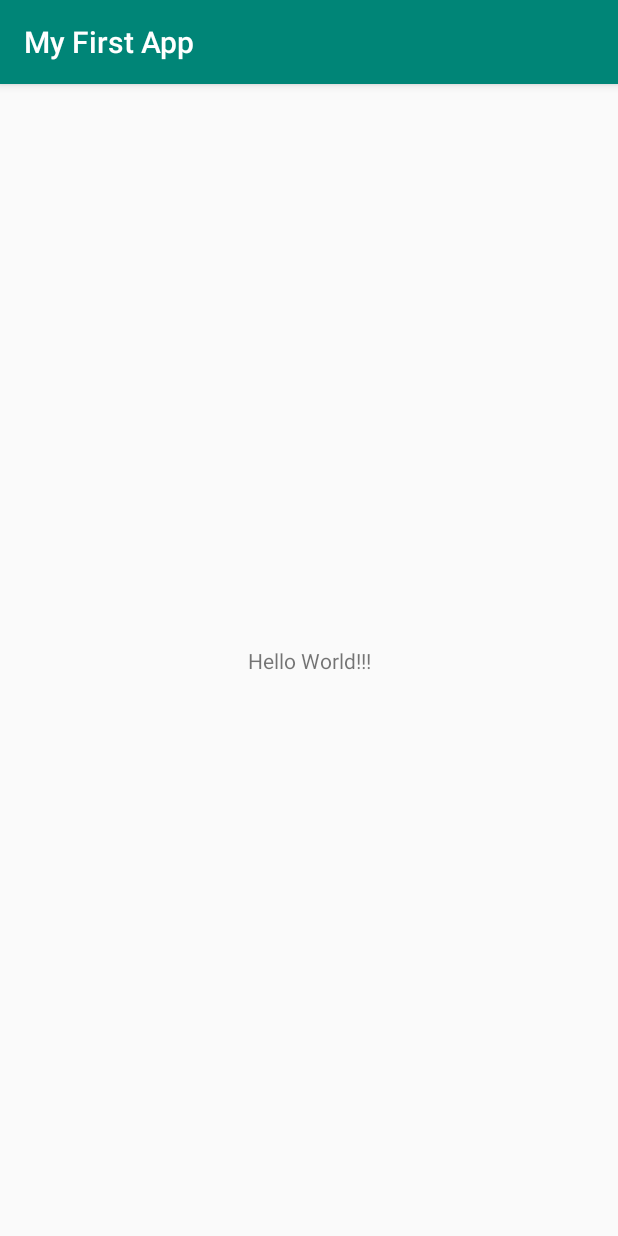
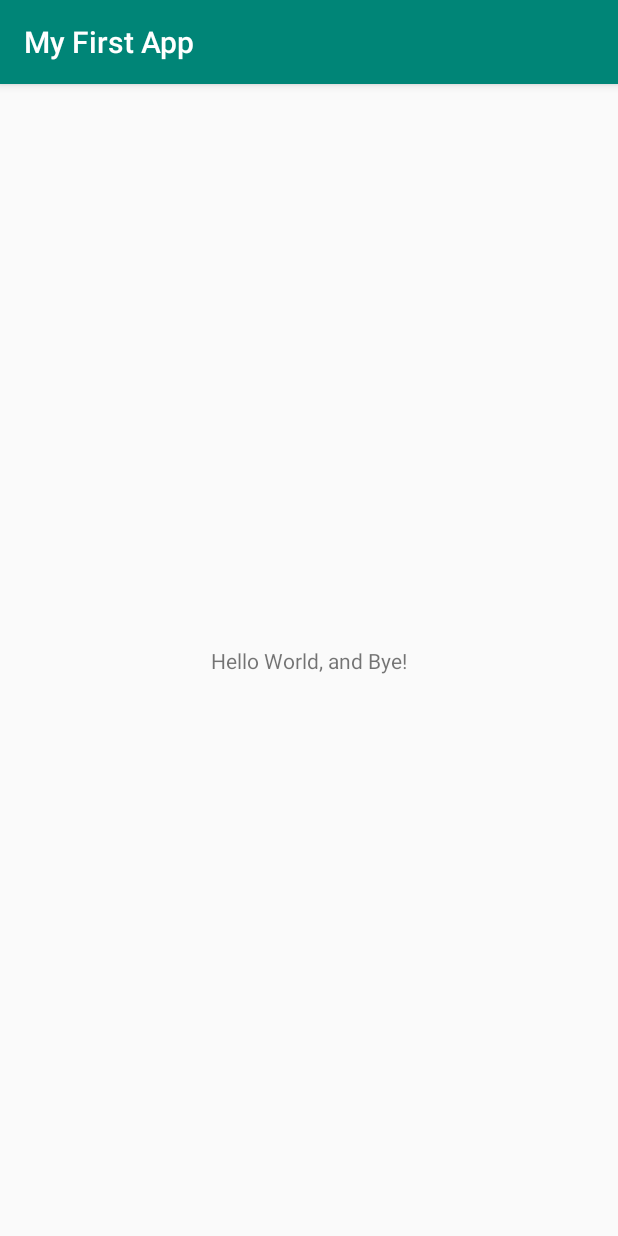
Before and after one commit to purrfectgrape/CS125FinalProject, an Android app: the screen it shows after launch (MainActivity), on a phone screen of 412 x 824 dp. Run offline under Robolectric (Android 15) with nearby library versions, the phone set to English and light mode, and no system bars.

Commit message:
HelloWorld!!!

```diff
--- a/app/src/main/res/layout/activity_main.xml
+++ b/app/src/main/res/layout/activity_main.xml
@@ -9,7 +9,7 @@
     <TextView
         android:layout_width="wrap_content"
         android:layout_height="wrap_content"
-        android:text="Hello World!!!"
+        android:text="Hello World, and Bye!"
         app:layout_constraintBottom_toBottomOf="parent"
         app:layout_constraintLeft_toLeftOf="parent"
         app:layout_constraintRight_toRightOf="parent"
```
